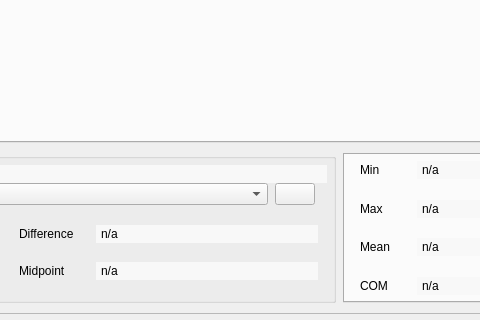
This is mdaviz/resources/mda_file_viz.ui in BCDA-APS/mdaviz as Qt 5 draws it before an edit; both pictures show x 340 to 820 and y 400 to 720 of the 1358 by 720 pixel window. The edited form follows.
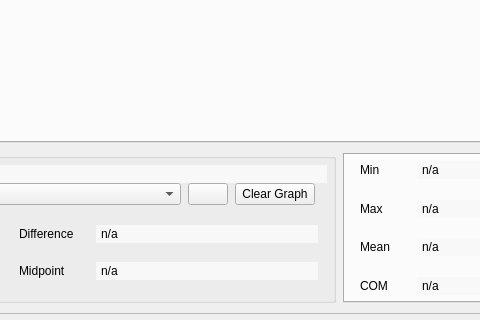
This is the edited form. Icons and pictures are not drawn.

Commit message: ENH #90 add clearGraph in mda_viz.ui

What changed in the file:
```diff
--- a/mdaviz/resources/mda_file_viz.ui
+++ b/mdaviz/resources/mda_file_viz.ui
@@ -278,6 +278,13 @@
                   </property>
                  </widget>
                 </item>
+                <item>
+                 <widget class="QPushButton" name="clearAll">
+                  <property name="text">
+                   <string>Clear Graph</string>
+                  </property>
+                 </widget>
+                </item>
                </layout>
               </widget>
              </item>
```
